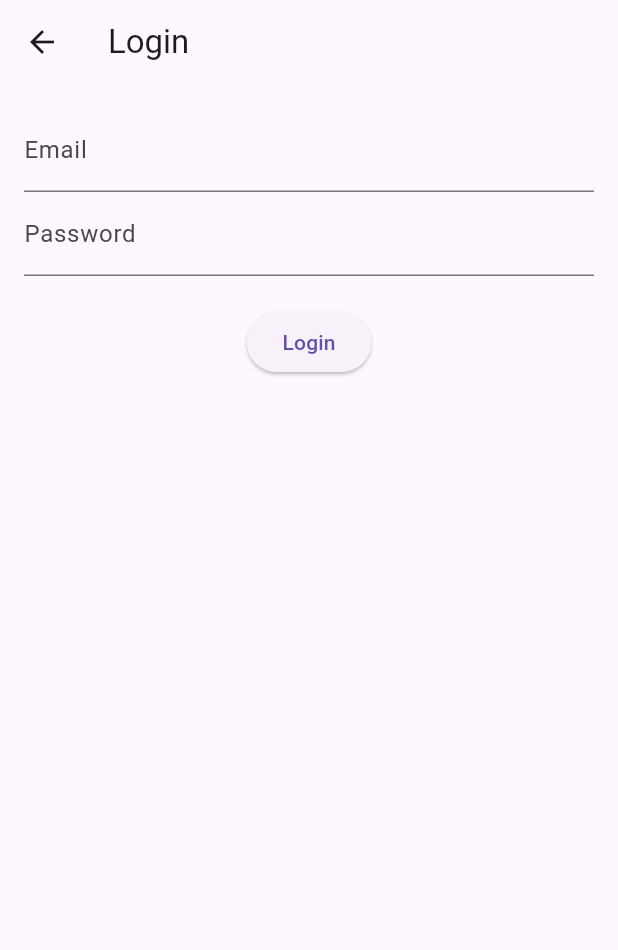
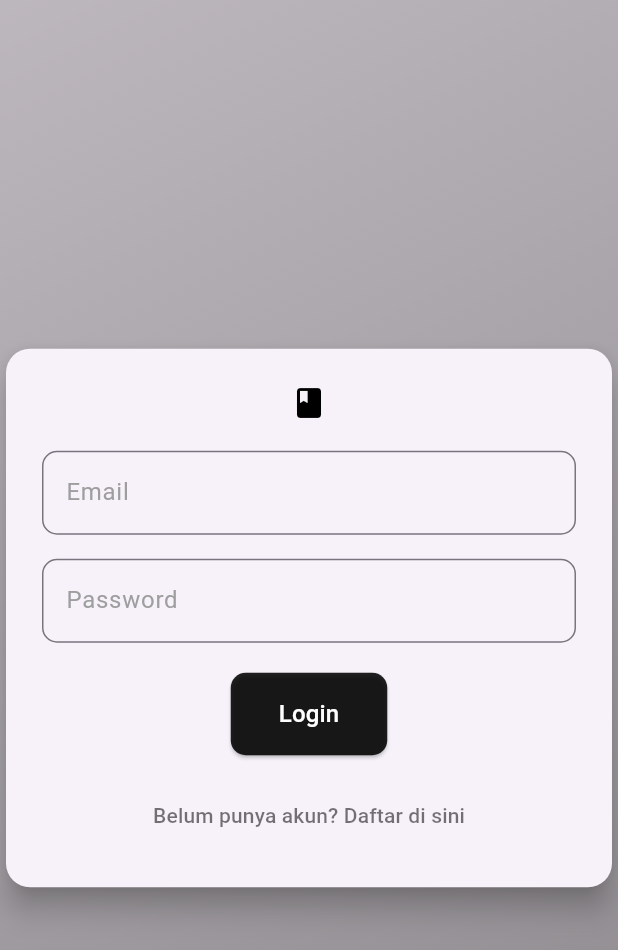
Before and after one commit to xzxcupapi/library-app, a Flutter app: the DashboardScreen screen opened by its route, after a tap on the "logout" icon, after a tap on "Login", on a phone screen of 412 x 824 dp. Shown: the top 950 px of the screen. Run offline on Flutter 3.47's test engine with Material 3 defaults, Android fonts, the light colour scheme and no system bars; our stand-ins replace shared_preferences; accounts and stored records are empty; network calls fail.

Commit message:
Edit Function Login

```diff
--- /dev/null
+++ b/devtools_options.yaml
@@ -0,0 +1,3 @@
+description: This file stores settings for Dart & Flutter DevTools.
+documentation: https://docs.flutter.dev/tools/devtools/extensions#configure-extension-enablement-states
+extensions:
--- a/lib/main.dart
+++ b/lib/main.dart
@@ -5,10 +5,12 @@ import './screens/login_screen.dart';
 import './screens/dashboard_screen.dart';
 
 void main() {
-  runApp(MyApp());
+  runApp(const MyApp());
 }
 
 class MyApp extends StatelessWidget {
+  const MyApp({super.key});
+
   @override
   Widget build(BuildContext context) {
     return MultiProvider(
@@ -17,10 +19,10 @@ class MyApp extends StatelessWidget {
       ],
       child: Consumer<AuthProvider>(
         builder: (ctx, auth, _) => MaterialApp(
-          home: auth.token.isEmpty ? LoginScreen() : DashboardScreen(),
+          home: auth.token.isEmpty ? const LoginScreen() : const DashboardScreen(),
           routes: {
-            '/login': (ctx) => LoginScreen(),
-            '/dashboard': (ctx) => DashboardScreen(),
+            '/login': (ctx) => const LoginScreen(),
+            '/dashboard': (ctx) => const DashboardScreen(),
           },
         ),
       ),
--- a/lib/providers/auth_provider.dart
+++ b/lib/providers/auth_provider.dart
@@ -8,8 +8,8 @@ class AuthProvider with ChangeNotifier {
 
   String get token => _token;
 
-  Future<void> login(String email, String password) async {
-    final url = Uri.parse('http://192.168.1.2:8000/api/login');
+  Future<String?> login(String email, String password) async {
+    final url = Uri.parse('http://10.0.2.2:8000/api/login');
     final response = await http.post(url, body: {
       'email': email,
       'password': password,
@@ -17,26 +17,43 @@ class AuthProvider with ChangeNotifier {
 
     if (response.statusCode == 200) {
       final data = json.decode(response.body);
-      _token = data['token'];
-      SharedPreferences prefs = await SharedPreferences.getInstance();
-      await prefs.setString('token', _token);
-      notifyListeners();
+      if (data.containsKey('access_token')) {
+        _token = data['access_token'];
+        SharedPreferences prefs = await SharedPreferences.getInstance();
+        await prefs.setString('token', _token);
+        notifyListeners();
+        return null;
+      } else {
+        return 'Access token tidak ditemukan dalam respons.';
+      }
     } else {
-      throw Exception('Login Failed');
+      final data = json.decode(response.body);
+      print('Response data: $data');
+      return data['message'] ?? 'Login gagal, silakan coba lagi.';
     }
   }
 
-  Future<void> logout() async {
+  Future<void> logout(BuildContext context) async {
     _token = '';
     SharedPreferences prefs = await SharedPreferences.getInstance();
     await prefs.remove('token');
     notifyListeners();
+
+    ScaffoldMessenger.of(context).showSnackBar(
+      const SnackBar(content: Text('Anda telah logout')),
+    );
+
+    Navigator.of(context).pushReplacementNamed('/login');
   }
 
   Future<void> tryAutoLogin() async {
     SharedPreferences prefs = await SharedPreferences.getInstance();
     if (!prefs.containsKey('token')) return;
-    _token = prefs.getString('token')!;
-    notifyListeners();
+
+    final token = prefs.getString('token');
+    if (token != null) {
+      _token = token;
+      notifyListeners();
+    }
   }
 }
--- a/lib/screens/dashboard_screen.dart
+++ b/lib/screens/dashboard_screen.dart
@@ -3,22 +3,24 @@ import 'package:provider/provider.dart';
 import '../providers/auth_provider.dart';
 
 class DashboardScreen extends StatelessWidget {
+  const DashboardScreen({super.key});
+
   @override
   Widget build(BuildContext context) {
     return Scaffold(
       appBar: AppBar(
-        title: Text('Dashboard'),
+        title: const Text('Dashboard'),
         actions: [
           IconButton(
-            icon: Icon(Icons.logout),
+            icon: const Icon(Icons.logout),
             onPressed: () {
-              Provider.of<AuthProvider>(context, listen: false).logout();
+              Provider.of<AuthProvider>(context, listen: false).logout(context);
               Navigator.of(context).pushReplacementNamed('/login');
             },
           ),
         ],
       ),
-      body: Center(
+      body: const Center(
         child: Text('Welcome to Dashboard!'),
       ),
     );
--- a/lib/screens/login_screen.dart
+++ b/lib/screens/login_screen.dart
@@ -3,6 +3,8 @@ import 'package:provider/provider.dart';
 import '../providers/auth_provider.dart';
 
 class LoginScreen extends StatefulWidget {
+  const LoginScreen({super.key});
+
   @override
   _LoginScreenState createState() => _LoginScreenState();
 }
@@ -12,40 +14,112 @@ class _LoginScreenState extends State<LoginScreen> {
   final _passwordController = TextEditingController();
 
   void _submit() async {
-    try {
-      await Provider.of<AuthProvider>(context, listen: false).login(
+    final errorMessage = await Provider.of<AuthProvider>(context, listen: false).login(
       _emailController.text,
       _passwordController.text,
     );
+
+    if (errorMessage != null) {
+      ScaffoldMessenger.of(context).showSnackBar(
+        SnackBar(content: Text(errorMessage)),
+      );
+    } else {
       Navigator.of(context).pushReplacementNamed('/dashboard');
-    } catch (error) {
-      print(error);
     }
   }
 
   @override
   Widget build(BuildContext context) {
     return Scaffold(
-      appBar: AppBar(title: Text('Login')),
-      body: Padding(
-        padding: const EdgeInsets.all(16.0),
+      body: Container(
+        decoration: BoxDecoration(
+          gradient: LinearGradient(
+            colors: [Colors.black26, Colors.black45],
+            begin: Alignment.topLeft,
+            end: Alignment.bottomRight,
+          ),
+        ),
+        child: Center(
+          child: SingleChildScrollView(
+            child: Card(
+              shape: RoundedRectangleBorder(
+                borderRadius: BorderRadius.circular(16),
+              ),
+              elevation: 8,
+              child: Padding(
+                padding: const EdgeInsets.all(24.0),
                 child: Column(
+                  mainAxisSize: MainAxisSize.min,
                   children: [
+                    const Icon(
+                      Icons.book,
+                      size: 24,
+                      color: Colors.black,
+                    ),
+                    const SizedBox(height: 20),
                     TextField(
                       controller: _emailController,
-              decoration: InputDecoration(labelText: 'Email'),
+                      decoration: InputDecoration(
+                        labelText: 'Email',
+                        labelStyle: TextStyle(color: Colors.grey),
+                        border: OutlineInputBorder(
+                          borderRadius: BorderRadius.circular(10),
+                          borderSide: BorderSide(color: Colors.grey),
                         ),
+                        focusedBorder: OutlineInputBorder(
+                          borderRadius: BorderRadius.circular(10),
+                          borderSide: BorderSide(color: Colors.grey),
+                        ),
+                      ),
+                    ),
+                    const SizedBox(height: 16),
                     TextField(
                       controller: _passwordController,
-              decoration: InputDecoration(labelText: 'Password'),
+                      decoration: InputDecoration(
+                        labelText: 'Password',
+                        labelStyle: TextStyle(color: Colors.grey),
+                        border: OutlineInputBorder(
+                          borderRadius: BorderRadius.circular(10),
+                          borderSide: BorderSide(color: Colors.grey),
+                        ),
+                        focusedBorder: OutlineInputBorder(
+                          borderRadius: BorderRadius.circular(10),
+                          borderSide: BorderSide(color: Colors.grey),
+                        ),
+                      ),
                       obscureText: true,
                     ),
-            SizedBox(height: 20),
+                    const SizedBox(height: 20),
                     ElevatedButton(
                       onPressed: _submit,
-              child: Text('Login'),
+                      style: ElevatedButton.styleFrom(
+                        backgroundColor: Colors.black87,
+                        padding: const EdgeInsets.symmetric(
+                            horizontal: 32, vertical: 16),
+                        shape: RoundedRectangleBorder(
+                          borderRadius: BorderRadius.circular(10),
+                        ),
+                      ),
+                      child: const Text(
+                        'Login',
+                        style: TextStyle(fontSize: 16, color: Colors.white),
+                      ),
+                    ),
+                    const SizedBox(height: 16),
+                    TextButton(
+                      onPressed: () {
+                        // Implementasi navigasi ke halaman daftar
+                      },
+                      child: const Text(
+                        'Belum punya akun? Daftar di sini',
+                        style: TextStyle(color: Colors.black54),
+                      ),
                     ),
                   ],
+                ),
+              ),
+            ),
+          ),
         ),
       ),
     );
```
Lines whose indentation alone changed are shown as unchanged.
